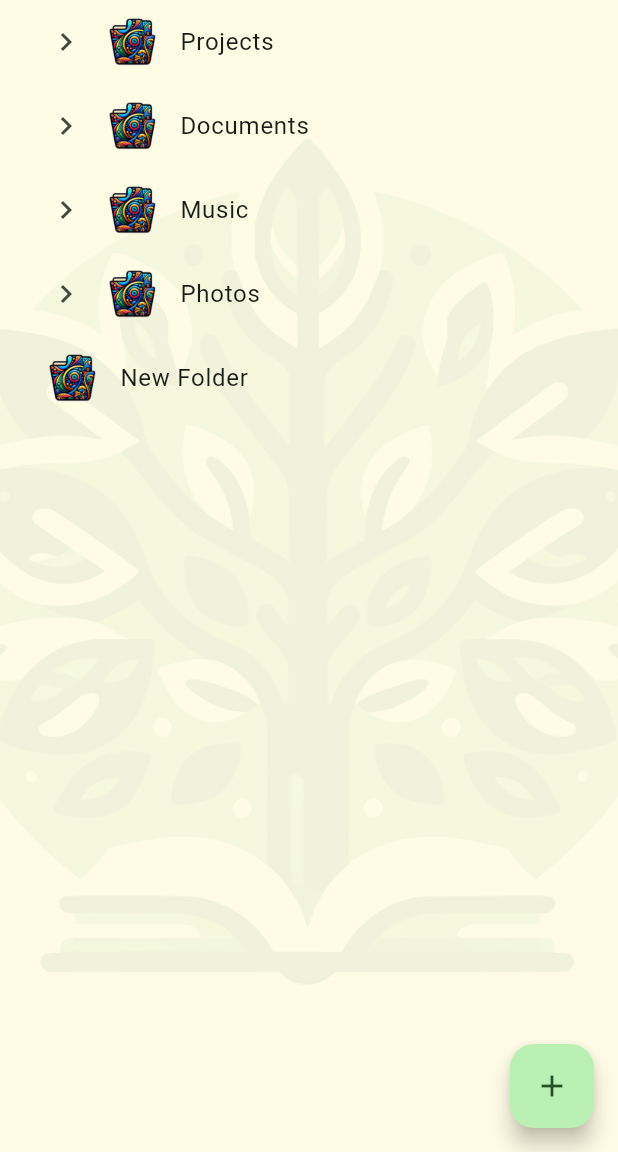
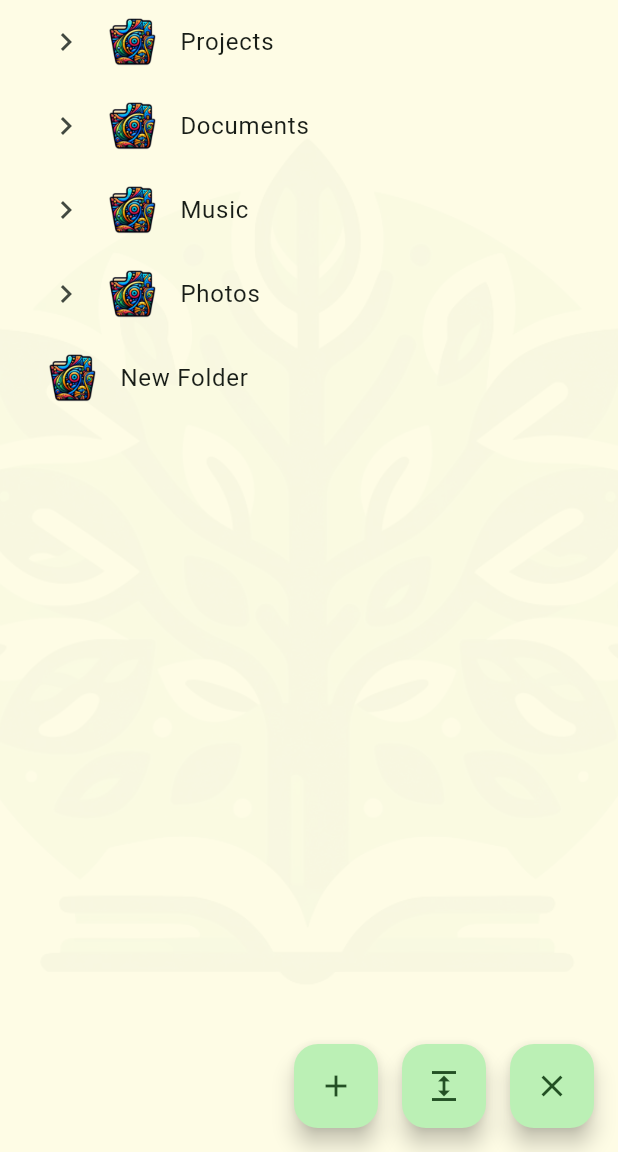
Before and after one commit to MelbourneDeveloper/arborio, a Flutter app: the screen it shows after launch, after a tap on the "add" icon, on a phone screen of 412 x 824 dp, the part 84-1236 px from its top. Run offline on Flutter 3.47's test engine with Material 3 defaults, Android fonts, the phone set to English and light mode, and no system bars.

Commit message:
try to get expand/collapse working

```diff
--- a/example/lib/main.dart
+++ b/example/lib/main.dart
@@ -2,7 +2,7 @@
 
 import 'dart:ui';
 
-import 'package:arborio/tree.dart';
+import 'package:arborio/tree_view.dart';
 import 'package:flutter/material.dart';
 import 'package:path/path.dart' as path;
 
@@ -16,7 +16,7 @@ class FileSystemElement {
 }
 
 // Initialize your tree nodes with FileSystemElement type
-List<TreeNode<FileSystemElement>> nodes = [
+List<TreeNode<FileSystemElement>> fileTree = [
   TreeNode<FileSystemElement>(
     const Key('Projects'),
     FileSystemElement('Projects', ElementType.folder),
@@ -146,6 +146,9 @@ class MyApp extends StatefulWidget {
 }
 
 class _MyAppState extends State<MyApp> {
+  final treeViewKey = const TreeViewKey<FileSystemElement>();
+  //TreeNode<FileSystemElement>? _selectedNode;
+
   @override
   Widget build(BuildContext context) => MaterialApp(
         theme: ThemeData(
@@ -174,7 +177,7 @@ class _MyAppState extends State<MyApp> {
           body: Stack(
             children: [
               Opacity(
-                opacity: .05,
+                opacity: .025,
                 child: Image.asset(
                   'assets/images/arborio_transparent.png',
                   fit: BoxFit.cover,
@@ -186,29 +189,50 @@ class _MyAppState extends State<MyApp> {
               Positioned(
                 right: 16,
                 bottom: 16,
-                child: Row(
-                  children: [
-                    FloatingActionButton(
-                      tooltip: 'Add Folder',
-                      onPressed: () => setState(
-                        () => nodes.add(
-                          TreeNode(
-                            const Key('newnode'),
-                            FileSystemElement('New Folder', ElementType.folder),
-                          ),
-                        ),
-                      ),
-                      child: const Icon(Icons.add),
-                    ),
-                  ],
-                ),
+                child: _buttonRow(),
               ),
             ],
           ),
         ),
       );
 
+  Row _buttonRow() => Row(
+        children: [
+          FloatingActionButton(
+            tooltip: 'Add',
+            onPressed: () => setState(
+              () => fileTree.add(
+                TreeNode(
+                  const Key('newnode'),
+                  FileSystemElement(
+                    'New Folder',
+                    ElementType.folder,
+                  ),
+                ),
+              ),
+            ),
+            child: const Icon(Icons.add),
+          ),
+          const SizedBox(width: 16),
+          FloatingActionButton(
+            tooltip: 'Expand All',
+            onPressed: () =>
+                setState(() => treeViewKey.currentState!.expandAll()),
+            child: const Icon(Icons.expand),
+          ),
+          const SizedBox(width: 16),
+          FloatingActionButton(
+            tooltip: 'Collapse All',
+            onPressed: () =>
+                setState(() => treeViewKey.currentState!.collapseAll()),
+            child: const Icon(Icons.close),
+          ),
+        ],
+      );
+
   TreeView<FileSystemElement> _treeView() => TreeView(
+        //onSelectionChanged: (node) => setState(() => _selectedNode = node),
+        key: treeViewKey,
         animationCurve: Curves.easeInCirc,
         builder: (
           context,
@@ -217,7 +241,7 @@ class _MyAppState extends State<MyApp> {
           expansionAnimation,
           select,
         ) =>
-            switch (node.title.type) {
+            switch (node.data.type) {
           (ElementType.file) => InkWell(
               onTap: () => select(node),
               // ignore: use_decorated_box
@@ -247,7 +271,7 @@ class _MyAppState extends State<MyApp> {
                   child: Row(
                     children: [
                       Image.asset(
-                        switch (path.extension(node.title.name).toLowerCase()) {
+                        switch (path.extension(node.data.name).toLowerCase()) {
                           ('.mp3') => 'assets/images/music.png',
                           ('.py') => 'assets/images/python.png',
                           ('.jpg') => 'assets/images/image.png',
@@ -260,7 +284,7 @@ class _MyAppState extends State<MyApp> {
                         height: 32,
                       ),
                       const SizedBox(width: 16),
-                      Text(node.title.name),
+                      Text(node.data.name),
                     ],
                   ),
                 ),
@@ -277,11 +301,11 @@ class _MyAppState extends State<MyApp> {
                   ),
                 ),
                 const SizedBox(width: 16),
-                Text(node.title.name),
+                Text(node.data.name),
               ],
             ),
         },
-        nodes: nodes,
+        nodes: fileTree,
         expanderIcon: const Icon(Icons.chevron_right),
       );
 }
--- a/lib/tree.dart
+++ b/lib/tree_view.dart
@@ -2,6 +2,10 @@
 
 import 'package:arborio/expander.dart';
 import 'package:flutter/material.dart';
+
+class TreeViewKey<T> extends GlobalKey<_TreeViewState<T>> {
+  const TreeViewKey() : super.constructor();
+}
 
 typedef TreeViewItemBuilder<T> = Widget Function(
   BuildContext context,
@@ -17,11 +21,17 @@ void _defaultExpansionChanged<T>(TreeNode<T> node, bool expanded) {}
 void _defaultSelectionChanged<T>(TreeNode<T> node) {}
 
 class TreeNode<T> {
-  TreeNode(this.key, this.title, [List<TreeNode<T>>? children])
-      : children = children ?? <TreeNode<T>>[];
+  TreeNode(
+    this.key,
+    this.data, [
+    List<TreeNode<T>>? children,
+    bool isExpanded = false,
+  ])  : children = children ?? <TreeNode<T>>[],
+        isExpanded = ValueNotifier(isExpanded);
   final Key key;
-  final T title;
+  final T data;
   final List<TreeNode<T>> children;
+  ValueNotifier<bool> isExpanded;
 }
 
 class TreeView<T> extends StatefulWidget {
@@ -55,12 +65,45 @@ class TreeView<T> extends StatefulWidget {
 
 class _TreeViewState<T> extends State<TreeView<T>> {
   TreeNode<T>? _selectedNode;
-  final Map<Key, bool> _expandedState = {};
 
   @override
   void initState() {
     super.initState();
     _selectedNode = widget.selectedNode;
+    // ignore: prefer_foreach
+    for (final asdasd in widget.nodes) {
+      listen(asdasd);
+    }
+    //widget.nodes.map(listen);
+  }
+
+  void listen(TreeNode<T> node) {
+    node.children.forEach(listen);
+    node.isExpanded.addListener(() {
+      // ignore: avoid_print
+      print('asd');
+      setState(() {});
+    });
+  }
+
+  void collapseAll() => setState(() {
+        for (final node in widget.nodes) {
+          _setIsExpanded(node, false);
+        }
+      });
+
+  void expandAll() => setState(() {
+        for (final node in widget.nodes) {
+          _setIsExpanded(node, true);
+        }
+      });
+
+  void _setIsExpanded(TreeNode<T> node, bool isExpanded) {
+    for (final n in node.children) {
+      _setIsExpanded(n, isExpanded);
+    }
+
+    node.isExpanded.value = isExpanded;
   }
 
   void _handleSelection(TreeNode<T> node) {
@@ -103,11 +146,11 @@ class _TreeViewState<T> extends State<TreeView<T>> {
                 ),
                 onExpansionChanged: (expanded) {
                   setState(() {
-                    _expandedState[node.key] = expanded;
+                    node.isExpanded.value = expanded;
                   });
                   expansionChanged(node, expanded);
                 },
-                isExpanded: _expandedState[node.key] ?? false,
+                isExpanded: node.isExpanded.value,
                 children: node.children
                     .map((childNode) => _buildNode(childNode, expansionChanged))
                     .toList(),
@@ -116,4 +159,15 @@ class _TreeViewState<T> extends State<TreeView<T>> {
           ],
         ),
       );
+
+  @override
+  void dispose() {
+    for (final node in widget.nodes) {
+      for (final childNode in node.children) {
+        childNode.isExpanded.dispose();
+      }
+      node.isExpanded.dispose();
+    }
+    super.dispose();
+  }
 }
```
